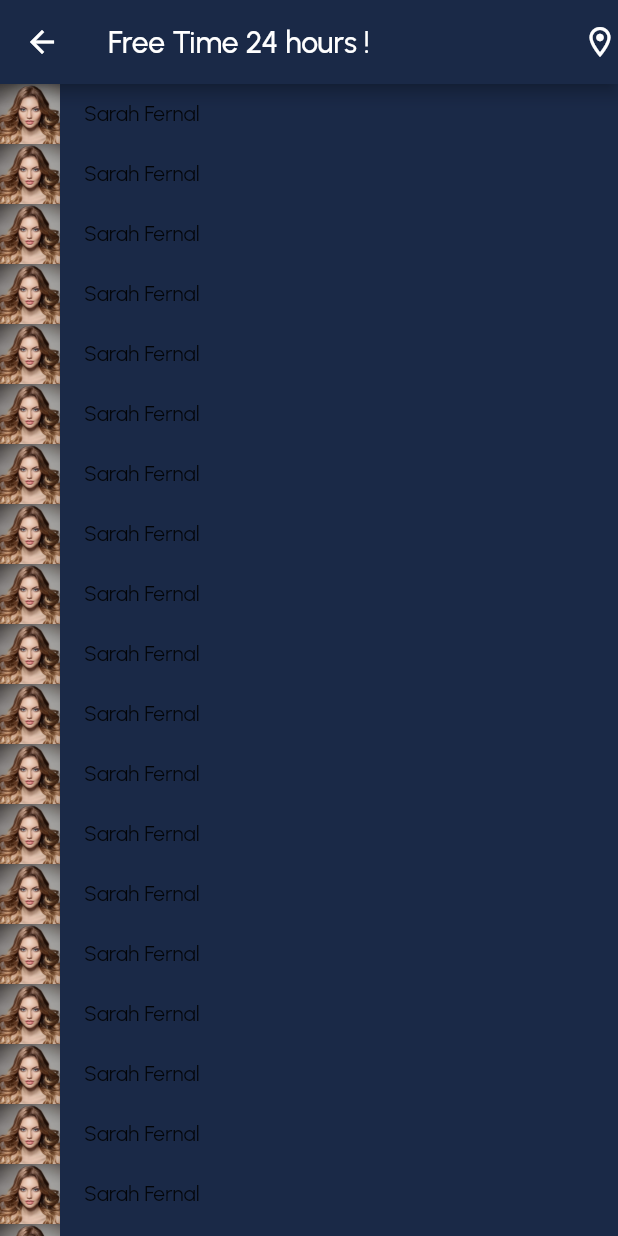
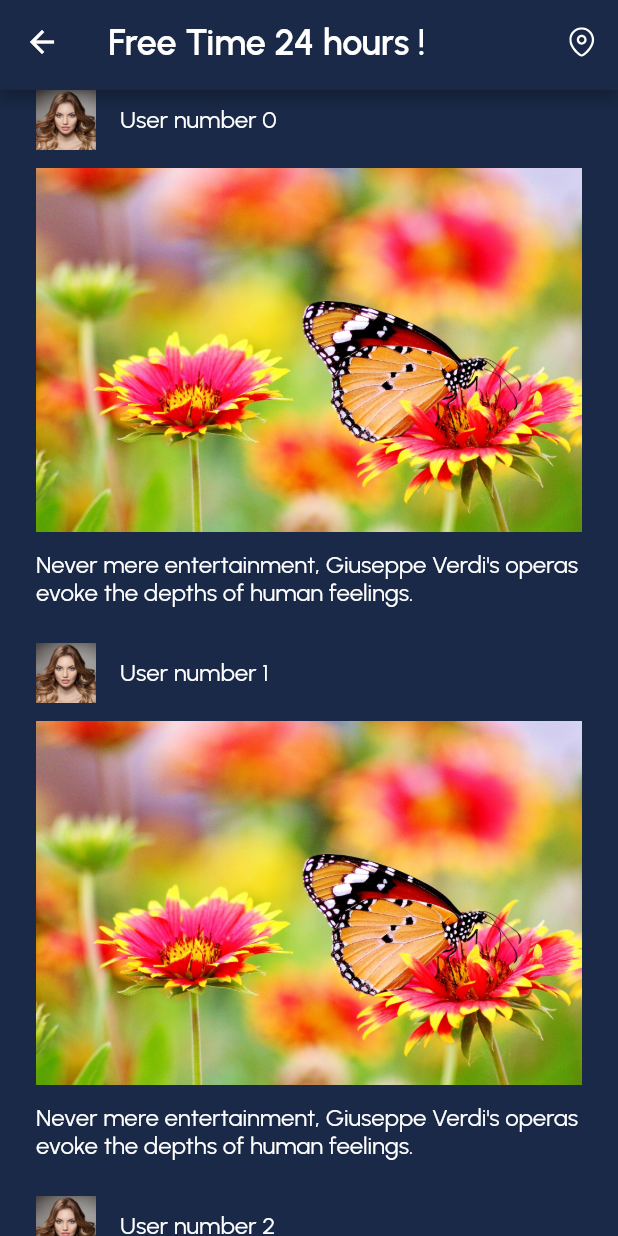
Before and after one commit to ThaoDinhMinh/flutter_app, a Flutter app: the HomePage screen opened by its route, on a phone screen of 412 x 824 dp. Run offline on Flutter 3.47's test engine with Material 2 defaults, Android fonts, the light colour scheme and no system bars; our stand-ins replace flutter_svg.

Commit message:
complete home screen and appbar

```diff
--- /dev/null
+++ b/lib/components/post_item.dart
@@ -0,0 +1,46 @@
+import 'package:flutter/material.dart';
+
+import '../styles/app_text.dart';
+
+class PostItem extends StatelessWidget {
+  final String user;
+  const PostItem({super.key, required this.user});
+
+  @override
+  Widget build(BuildContext context) {
+    return Padding(
+      padding: const EdgeInsets.symmetric(horizontal: 24),
+      child: Column(
+        children: [
+          Row(
+            children: [
+              Image.asset(
+                'assets/temp/user1.jpg',
+                width: 40,
+                height: 40,
+              ),
+              SizedBox(
+                width: 16,
+              ),
+              Text(
+                user,
+                style: AppText.subtitle2,
+              ),
+            ],
+          ),
+          SizedBox(
+            height: 12,
+          ),
+          Image.asset('assets/temp/post1.jpg'),
+          SizedBox(
+            height: 12,
+          ),
+          Text(
+            "Never mere entertainment, Giuseppe Verdi's operas evoke the depths of human feelings.",
+            style: AppText.subtitle2,
+          )
+        ],
+      ),
+    );
+  }
+}
--- /dev/null
+++ b/lib/components/tool_appbar.dart
@@ -0,0 +1,26 @@
+import 'package:flutter/material.dart';
+import 'package:flutter_list_detail/styles/app_text.dart';
+
+import '../styles/app_colors.dart';
+
+class ToolAppBar extends StatelessWidget implements PreferredSizeWidget {
+  final String title;
+  final List<Widget>? actions;
+  const ToolAppBar({super.key, required this.title, this.actions});
+
+  @override
+  Widget build(BuildContext context) {
+    return AppBar(
+      backgroundColor: AppColors.background,
+      centerTitle: false,
+      title: Text(
+        title,
+        style: AppText.header1,
+      ),
+      actions: actions,
+    );
+  }
+
+  @override
+  Size get preferredSize => Size.fromHeight(60);
+}
--- a/lib/main.dart
+++ b/lib/main.dart
@@ -17,6 +17,7 @@ class MyApp extends StatelessWidget {
       theme: ThemeData(
         fontFamily: 'Urbanist',
         scaffoldBackgroundColor: AppColors.background,
+        brightness: Brightness.dark,
       ),
       initialRoute: '/',
       routes: {
--- a/lib/pages/home_page.dart
+++ b/lib/pages/home_page.dart
@@ -1,46 +1,48 @@
 import 'package:flutter/material.dart';
-import 'package:flutter_list_detail/styles/app_colors.dart';
+import 'package:flutter_list_detail/components/post_item.dart';
+import 'package:flutter_list_detail/components/tool_appbar.dart';
+import 'package:flutter_svg/svg.dart';
 
+// ignore: must_be_immutable
 class HomePage extends StatelessWidget {
-  const HomePage({super.key});
+  List<String> users = [];
+  HomePage({super.key});
 
   @override
   Widget build(BuildContext context) {
+    mockUsers();
     return Scaffold(
-        appBar: AppBar(
-          backgroundColor: AppColors.background,
-          centerTitle: false,
-          title: Text('Free Time 24 hours !'),
+        appBar: ToolAppBar(
+          title: 'Free Time 24 hours !',
           actions: [
-            Icon(Icons.location_on_outlined),
+            IconButton(
+              onPressed: () {},
+              icon: SvgPicture.asset(
+                'assets/icon/Location.svg',
+                width: 17,
+                height: 24,
+              ),
+            )
           ],
         ),
-        body: ListView(
-          children: mockUsers(),
+        body: ListView.separated(
+          itemCount: users.length,
+          itemBuilder: (context, index) {
+            return PostItem(
+              user: users[index],
+            );
+          },
+          separatorBuilder: (BuildContext context, int index) {
+            return SizedBox(
+              height: 24,
+            );
+          },
         ));
   }
+
+  mockUsers() {
+    for (var i = 0; i < 300; i++) {
+      users.add('User number $i');
+    }
+  }
 }
-
-Widget _userItem() {
-  return Row(
-    children: [
-      Image.asset(
-        'assets/temp/user1.jpg',
-        width: 40,
-        height: 40,
-      ),
-      SizedBox(
-        width: 16,
-      ),
-      Text('Sarah Fernal'),
-    ],
-  );
-}
-
-List<Widget> mockUsers() {
-  List<Widget> users = [];
-  for (var i = 0; i < 300; i++) {
-    users.add(_userItem());
-  }
-  return users;
-}
--- /dev/null
+++ b/lib/styles/app_text.dart
@@ -0,0 +1,32 @@
+import 'package:flutter/material.dart';
+
+class AppText {
+  static const header = TextStyle(
+    fontSize: 24,
+    fontWeight: FontWeight.w900,
+  );
+  static const header1 = TextStyle(
+    fontSize: 24,
+    fontWeight: FontWeight.w600,
+  );
+  static const subtitle = TextStyle(
+    fontSize: 16,
+    fontWeight: FontWeight.w600,
+  );
+  static const subtitle1 = TextStyle(
+    fontSize: 16,
+    fontWeight: FontWeight.w500,
+  );
+  static const subtitle2 = TextStyle(
+    fontSize: 16,
+    fontWeight: FontWeight.w400,
+  );
+  static const body = TextStyle(
+    fontSize: 14,
+    fontWeight: FontWeight.w400,
+  );
+  static const body1 = TextStyle(
+    fontSize: 14,
+    fontWeight: FontWeight.w500,
+  );
+}
--- a/pubspec.yaml
+++ b/pubspec.yaml
@@ -35,6 +35,7 @@ dependencies:
   # The following adds the Cupertino Icons font to your application.
   # Use with the CupertinoIcons class for iOS style icons.
   cupertino_icons: ^1.0.2
+  flutter_svg: ^2.0.7
 
 dev_dependencies:
   flutter_test:
@@ -62,6 +63,7 @@ flutter:
   assets:
     - assets/images/
     - assets/temp/
+    - assets/icon/
   #   - images/a_dot_ham.jpeg
 
   # An image asset can refer to one or more resolution-specific "variants", see
```
Also changed, not shown: lib/pages/main_page.dart (+38 -15 lines), lib/pages/profile_page.dart (added, +117 -0 lines), assets/icon/Chat.svg (added), assets/icon/Heart.svg (added), assets/icon/Home.svg (added), assets/icon/Location.svg (added), assets/icon/Plus.svg (added), assets/icon/Profile.svg (added), assets/temp/post1.jpg (added), pubspec.lock.
